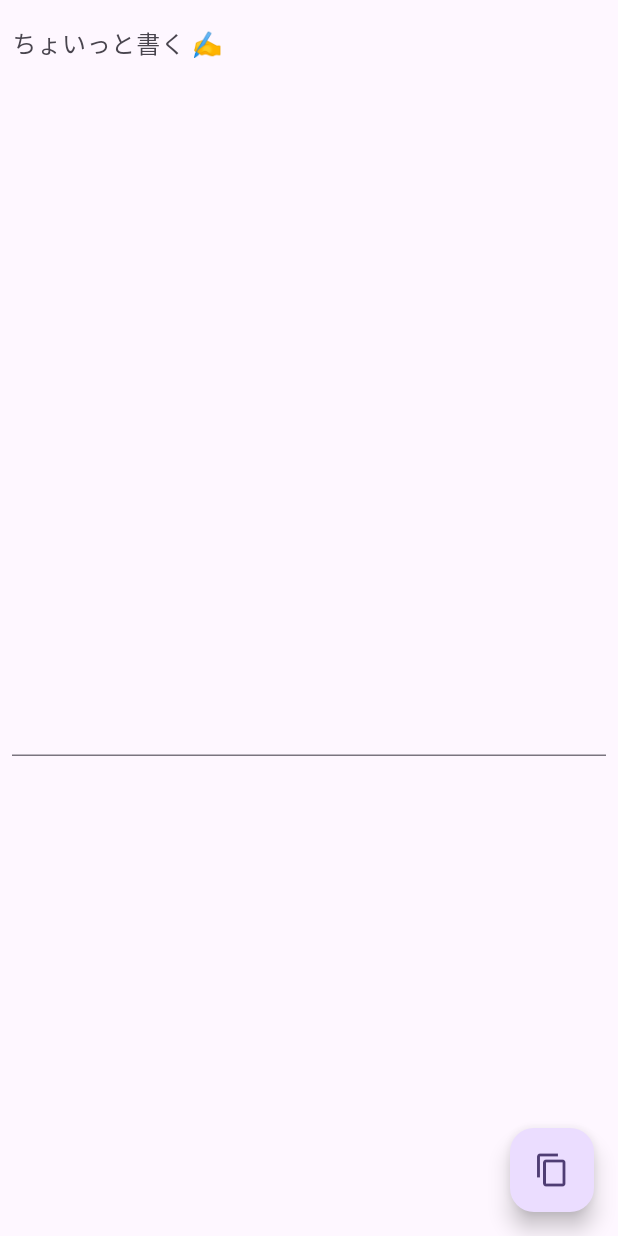
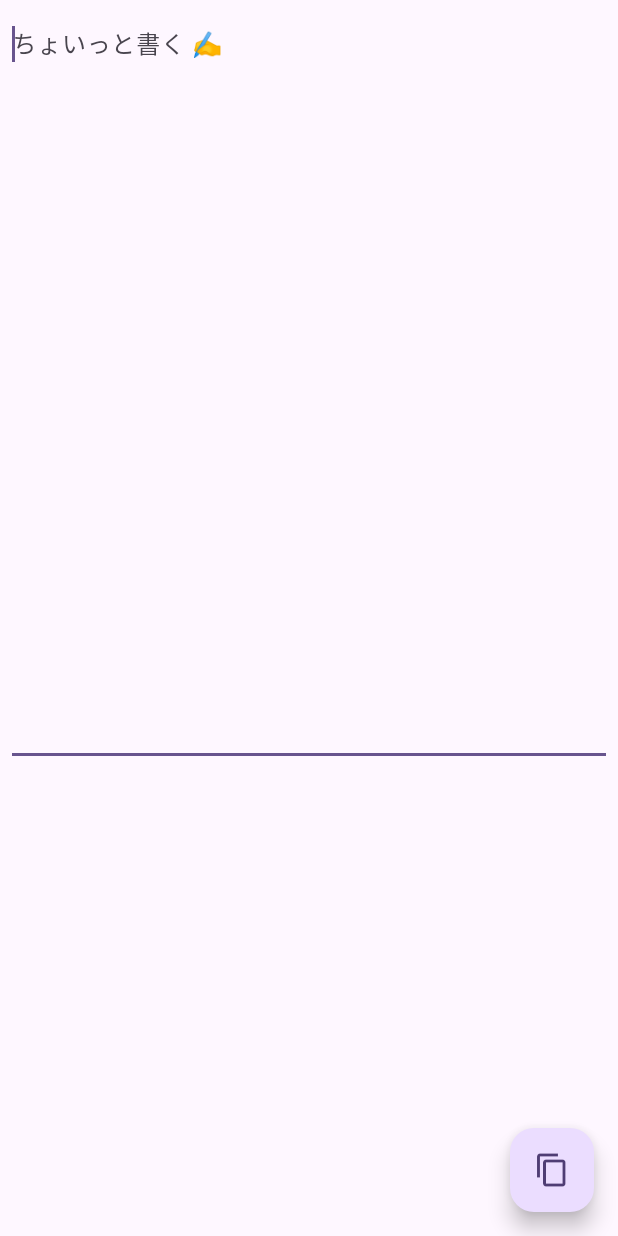
Before and after one commit to funwarioisii/choikaki, a Flutter app: the screen it shows after launch, on a phone screen of 412 x 824 dp. Run offline on Flutter 3.47's test engine with Material 3 defaults, Android fonts, the light colour scheme and no system bars; our stand-ins replace flutter_hooks.

Commit message:
auto focus when opened

```diff
--- a/lib/main.dart
+++ b/lib/main.dart
@@ -42,7 +42,7 @@ class Page extends HookWidget {
 
   @override
   Widget build(BuildContext context) {
-    final text = useState<String>('こんにちは');
+    final text = useState<String>('');
 
     Future<void> copyToClipboard() async {
       final data = ClipboardData(text: text.value);
@@ -50,14 +50,18 @@ class Page extends HookWidget {
     }
 
     return Scaffold(
-        body: const Padding(
-          padding: EdgeInsets.all(8.0),
+        body: Padding(
+          padding: const EdgeInsets.all(8.0),
           child: TextField(
             keyboardType: TextInputType.multiline,
             maxLines: 20,
-            decoration: InputDecoration(
+            decoration: const InputDecoration(
               hintText: "ちょいっと書く ✍️",
             ),
+            onChanged: (value) {
+              text.value = value;
+            },
+            autofocus: true,
           ),
         ),
         floatingActionButton: FloatingActionButton(
```
Also changed, not shown: 1 other file.
